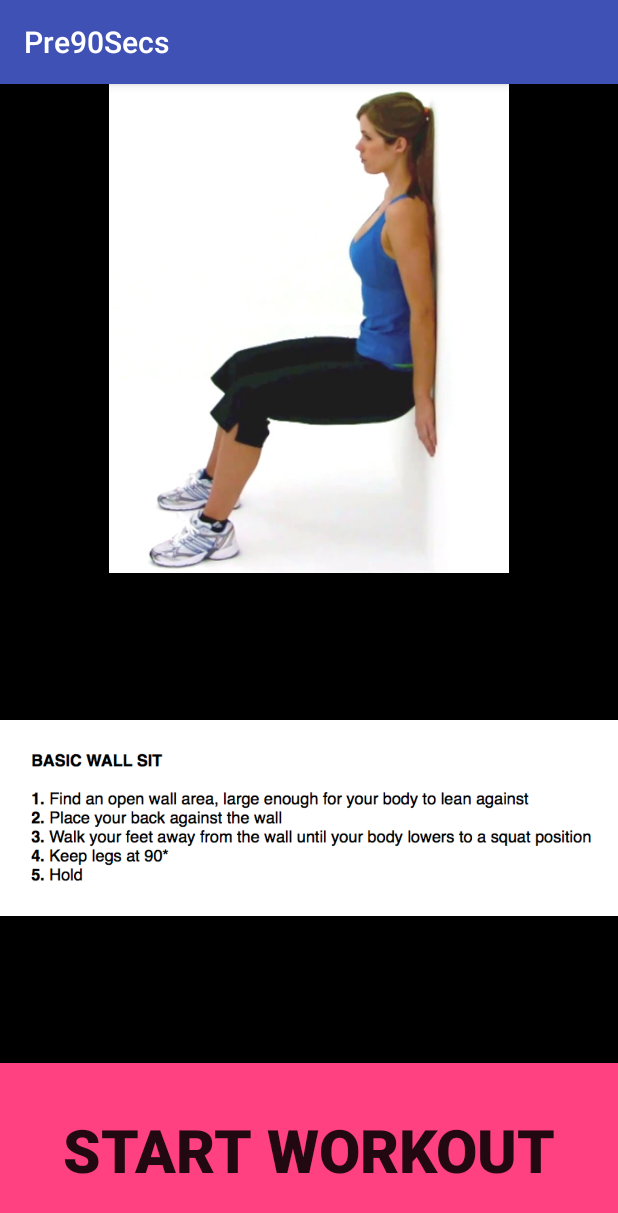
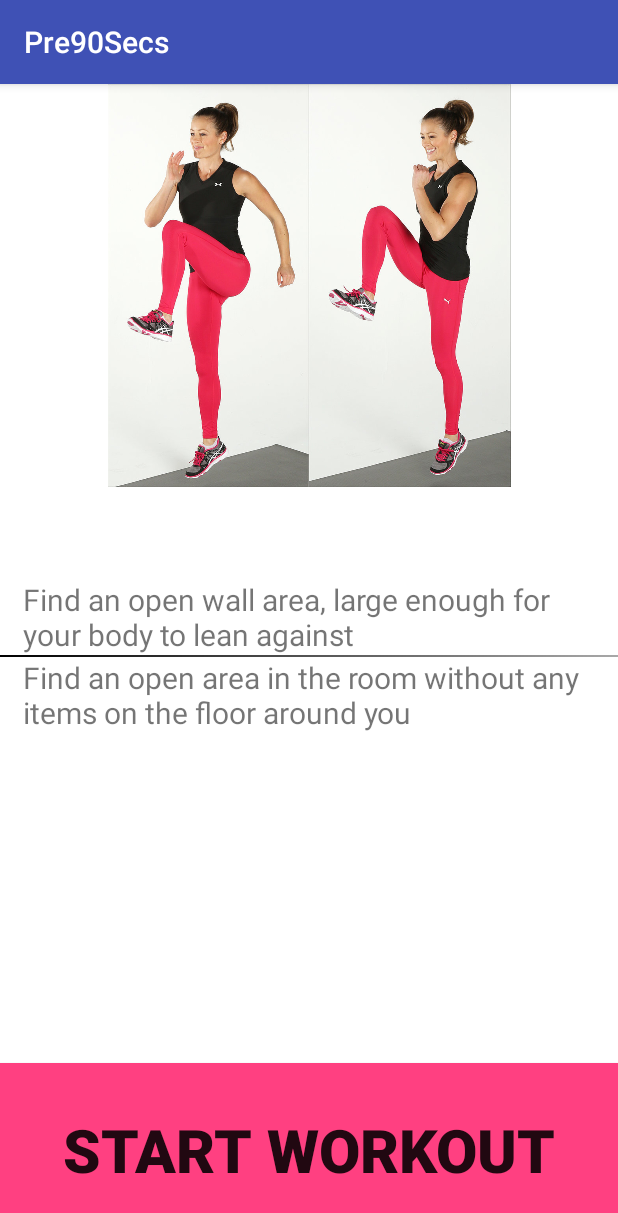
Before and after one commit to alliejc/pre90secs-android, an Android app: the screen it shows after launch (MainActivity), after a tap on "FETCH A WORKOUT", on a phone screen of 412 x 824 dp. Shown: the top 1213 px of the screen. Run offline under Robolectric (Android 15) with nearby library versions, the phone set to English and light mode, and no system bars; our stand-ins replace data binding.

Commit message:
adding GSON to JSON and RecyclerView Adapter

```diff
--- /dev/null
+++ b/app/src/main/java/com/allie/pre90secs/CustomRecyclerViewAdapter.java
@@ -0,0 +1,67 @@
+package com.allie.pre90secs;
+
+
+import android.content.Context;
+import android.support.v7.widget.RecyclerView;
+import android.view.LayoutInflater;
+import android.view.View;
+import android.view.ViewGroup;
+import android.widget.TextView;
+
+import com.allie.pre90secs.Data.ExerciseItem;
+
+import java.lang.reflect.Array;
+import java.util.ArrayList;
+import java.util.List;
+import java.util.Objects;
+
+public class CustomRecyclerViewAdapter extends RecyclerView.Adapter<CustomRecyclerViewAdapter.CustomViewHolder> {
+
+//    private List mList;
+    private List<ExerciseItem> mList;
+    private Array instructionList;
+    private Context mContext;
+
+    public CustomRecyclerViewAdapter(List list, Context context) {
+        this.mList = list;
+        this.mContext = context;
+    }
+
+    @Override
+    public CustomViewHolder onCreateViewHolder(ViewGroup parent, int viewType) {
+        mContext = parent.getContext();
+        LayoutInflater inflater = LayoutInflater.from(mContext);
+        View v = inflater.inflate(R.layout.recyclerview_item, parent, false);
+        CustomViewHolder holder = new CustomViewHolder(v);
+
+        return holder;
+    }
+
+    @Override
+    public void onBindViewHolder(CustomViewHolder holder, int position) {
+
+        int currentIndex = 0;
+
+        List instructionList = mList.get(position).getInstructions();
+        TextView instructionText = holder.instructionText;
+
+        instructionText.setText(instructionList.get(currentIndex).toString());
+        currentIndex++;
+    }
+
+    @Override
+    public int getItemCount() {
+        return mList.size();
+    }
+
+    public class CustomViewHolder extends RecyclerView.ViewHolder {
+
+        public TextView instructionText;
+
+        public CustomViewHolder(View itemView) {
+            super(itemView);
+
+            instructionText = (TextView) itemView.findViewById(R.id.instructionText);
+        }
+    }
+}
--- /dev/null
+++ b/app/src/main/java/com/allie/pre90secs/Data/ExerciseItem.java
@@ -0,0 +1,43 @@
+package com.allie.pre90secs.Data;
+
+import java.util.List;
+
+import com.google.gson.annotations.Expose;
+import com.google.gson.annotations.SerializedName;
+
+public class ExerciseItem {
+
+    @SerializedName("title")
+    @Expose
+    private String title;
+    @SerializedName("photo")
+    @Expose
+    private String photo;
+    @SerializedName("instructions")
+    @Expose
+    private List<String> instructions;
+
+    public String getTitle() {
+        return title;
+    }
+
+    public void setTitle(String title) {
+        this.title = title;
+    }
+
+    public String getPhoto() {
+        return photo;
+    }
+
+    public void setPhoto(String photo) {
+        this.photo = photo;
+    }
+
+    public List<String> getInstructions() {
+        return instructions;
+    }
+
+    public void setInstructions(List<String> instructions) {
+        this.instructions = instructions;
+    }
+}
--- a/app/src/main/java/com/allie/pre90secs/FetchWorkoutFragment.java
+++ b/app/src/main/java/com/allie/pre90secs/FetchWorkoutFragment.java
@@ -1,7 +1,6 @@
 package com.allie.pre90secs;
 
 import android.content.Context;
-import android.net.Uri;
 import android.os.Bundle;
 import android.support.annotation.Nullable;
 import android.support.v4.app.Fragment;
@@ -9,8 +8,6 @@ import android.view.LayoutInflater;
 import android.view.View;
 import android.view.ViewGroup;
 import android.widget.Button;
-import android.widget.ImageSwitcher;
-import android.widget.ImageView;
 
 public class FetchWorkoutFragment extends Fragment {
 
--- a/app/src/main/java/com/allie/pre90secs/MainActivity.java
+++ b/app/src/main/java/com/allie/pre90secs/MainActivity.java
@@ -1,12 +1,8 @@
 package com.allie.pre90secs;
 
 import android.support.v4.app.FragmentManager;
-import android.support.v4.app.FragmentTransaction;
 import android.support.v7.app.AppCompatActivity;
 import android.os.Bundle;
-import android.view.View;
-import android.widget.Button;
-import android.widget.Toast;
 
 
 public class MainActivity extends AppCompatActivity implements WorkoutFragment.OnWorkoutFragmentInteractionListener, FetchWorkoutFragment.OnFetchWorkoutFragmentInteractionListener {
--- /dev/null
+++ b/app/src/main/java/com/allie/pre90secs/RecyclerDivider.java
@@ -0,0 +1,52 @@
+package com.allie.pre90secs;
+
+import android.graphics.Canvas;
+import android.graphics.Rect;
+import android.graphics.drawable.Drawable;
+import android.support.v7.widget.RecyclerView;
+import android.view.View;
+
+
+public class RecyclerDivider extends RecyclerView.ItemDecoration {
+
+    private Drawable mDivider;
+
+    public RecyclerDivider(Drawable divider) {
+        mDivider = divider;
+    }
+
+    @Override
+    public void onDraw(Canvas c, RecyclerView parent, RecyclerView.State state) {
+        super.onDraw(c, parent, state);
+
+        int dividerLeft = parent.getPaddingLeft();
+        int dividerRight = parent.getWidth() - parent.getPaddingRight();
+        int childCount = parent.getChildCount();
+
+        for (int i = 0; i < childCount - 1; i++) {
+            View child = parent.getChildAt(i);
+
+            RecyclerView.LayoutParams params = (RecyclerView.LayoutParams) child.getLayoutParams();
+
+            int dividerTop = child.getBottom() + params.bottomMargin;
+            int dividerBottom = dividerTop + mDivider.getIntrinsicHeight();
+
+            mDivider.setBounds(dividerLeft, dividerTop, dividerRight, dividerBottom);
+            mDivider.draw(c);
+        }
+    }
+
+
+    @Override
+    public void getItemOffsets(Rect outRect, View view, RecyclerView parent, RecyclerView.State state) {
+        super.getItemOffsets(outRect, view, parent, state);
+
+        if (parent.getChildAdapterPosition(view) == 0) {
+            return;
+        }
+
+        outRect.top = mDivider.getIntrinsicHeight();
+    }
+
+
+}
--- a/app/src/main/java/com/allie/pre90secs/WorkoutFragment.java
+++ b/app/src/main/java/com/allie/pre90secs/WorkoutFragment.java
@@ -1,26 +1,55 @@
 package com.allie.pre90secs;
 
 import android.content.Context;
-import android.net.Uri;
+import android.graphics.drawable.Drawable;
 import android.os.Bundle;
 import android.os.Handler;
 import android.support.annotation.Nullable;
 import android.support.v4.app.Fragment;
+import android.support.v4.content.ContextCompat;
+import android.support.v7.widget.LinearLayoutManager;
+import android.support.v7.widget.RecyclerView;
+import android.util.Log;
 import android.view.LayoutInflater;
 import android.view.View;
 import android.view.ViewGroup;
 import android.widget.Button;
-import android.widget.ImageSwitcher;
 import android.widget.ImageView;
+import android.widget.TextView;
+
+import com.allie.pre90secs.Data.ExerciseItem;
+import com.google.gson.Gson;
+import com.google.gson.GsonBuilder;
+import com.google.gson.JsonObject;
+import com.google.gson.JsonParser;
+import com.google.gson.reflect.TypeToken;
+
+import org.json.JSONArray;
+import org.json.JSONException;
+import org.json.JSONObject;
+
+import java.io.IOException;
+import java.io.InputStream;
+import java.lang.reflect.Type;
+import java.util.ArrayList;
+import java.util.HashMap;
+import java.util.List;
+import java.util.Map;
+
+import static com.allie.pre90secs.R.attr.title;
 
 public class WorkoutFragment extends Fragment {
 
     private ImageView imageView;
-    private ImageView personImageView;
+    private TextView mTitle;
     private Button startButton;
     private Button workoutTimer;
     private Handler mTimerHandler = new Handler();
     private int mTotalTime = 0;
+    private RecyclerView mRecyclerView;
+    private CustomRecyclerViewAdapter mAdapter;
+    private List mList;
+    private LinearLayoutManager mLayoutManager;
 
     private OnWorkoutFragmentInteractionListener mListener;
 
@@ -44,14 +73,73 @@ public class WorkoutFragment extends Fragment {
         // Inflate the layout for this fragment
         View v = inflater.inflate(R.layout.fragment_workout, container, false);
 
-        imageView = (ImageView) v.findViewById(R.id.imageView);
-        personImageView = (ImageView) v.findViewById(R.id.personImageView);
-        imageView.setImageResource(R.drawable.sample_workout_image);
-        personImageView.setImageResource(R.drawable.wall_sit);
+        mTitle = (TextView) v.findViewById(R.id.title);
+        imageView = (ImageView) v.findViewById(R.id.workoutImage);
+        imageView.setImageResource(R.drawable.knee_high);
         startButton = (Button) v.findViewById(R.id.startButton);
         workoutTimer = (Button) v.findViewById(R.id.workoutTimer);
+        mRecyclerView = (RecyclerView) v.findViewById(R.id.recycler_view);
 
         return v;
+    }
+
+    @Override
+    public void onViewCreated(View view, @Nullable Bundle savedInstanceState) {
+        super.onViewCreated(view, savedInstanceState);
+
+        setupRecyclerView();
+
+        startButton.setOnClickListener(new View.OnClickListener() {
+            @Override
+            public void onClick(View v) {
+                startTimer();
+            }
+        });
+    }
+
+    private void setupRecyclerView() {
+        Drawable dividerDrawable = ContextCompat.getDrawable(getContext(), R.drawable.recycler_divider);
+        RecyclerView.ItemDecoration dividerItemDecoration = new RecyclerDivider(dividerDrawable);
+        mRecyclerView.addItemDecoration(dividerItemDecoration);
+
+        mList = loadJSONFromAsset();
+
+//        mTitle.setText("KNEE HIGH");
+//        mList.add(0, "Find an open area in the room without any items on the floor around you");
+//        mList.add(1, "Make sure the ceiling is high enough to jump without hitting");
+//        mList.add(2, "Jump, tucking each knee to your chest");
+//        mList.add(3, "Repeat");
+
+        mLayoutManager = new LinearLayoutManager(getContext(), LinearLayoutManager.VERTICAL, false);
+        mRecyclerView.setLayoutManager(mLayoutManager);
+        mRecyclerView.setHasFixedSize(true);
+
+        mAdapter = new CustomRecyclerViewAdapter(mList, getContext());
+
+        mRecyclerView.setAdapter(mAdapter);
+
+    }
+
+    public List loadJSONFromAsset() {
+        String json = null;
+        try {
+            InputStream is = getActivity().getAssets().open("ExerciseObject.json");
+            int size = is.available();
+            byte[] buffer = new byte[size];
+            is.read(buffer);
+            is.close();
+            json = new String(buffer, "UTF-8");
+        } catch (IOException ex) {
+            ex.printStackTrace();
+            return null;
+        }
+        Gson gson = new Gson();
+        Type type = new TypeToken<List<ExerciseItem>>(){}.getType();
+        List<ExerciseItem> exerciseItemList = gson.fromJson(json, type);
+        for (ExerciseItem exerciseItem : exerciseItemList){
+            Log.i("Workout Details", exerciseItem.getTitle() + "-" + exerciseItem.getPhoto());
+        }
+        return  exerciseItemList;
     }
 
     private void updateTimerUi() {
@@ -83,18 +171,6 @@ public class WorkoutFragment extends Fragment {
         mTimerHandler.removeCallbacks(timerRunnable);
     }
 
-    @Override
-    public void onViewCreated(View view, @Nullable Bundle savedInstanceState) {
-        super.onViewCreated(view, savedInstanceState);
-
-        startButton.setOnClickListener(new View.OnClickListener() {
-            @Override
-            public void onClick(View v) {
-                startTimer();
-            }
-        });
-    }
-
     private void startTimer() {
         workoutTimer.setVisibility(View.VISIBLE);
         startButton.setVisibility(View.GONE);
@@ -108,7 +184,7 @@ public class WorkoutFragment extends Fragment {
 
         resetTimerHandler();
 
-        backToFetchScreen(true);
+        backToFetchScreen(false);
     }
 
     public void backToFetchScreen(boolean loadWorkout) {
--- /dev/null
+++ b/app/src/main/res/drawable/recycler_divider.xml
@@ -0,0 +1,11 @@
+<?xml version="1.0" encoding="utf-8"?>
+
+<shape xmlns:android="http://schemas.android.com/apk/res/android">
+    <size android:height="1dip"/>
+    <gradient android:startColor="#a8a8a8"
+        android:centerColor="#545454"
+        android:endColor="#000000"
+        android:angle="180">
+    </gradient>
+
+</shape>
--- a/app/src/main/res/layout/fragment_workout.xml
+++ b/app/src/main/res/layout/fragment_workout.xml
@@ -3,7 +3,7 @@
     android:layout_width="match_parent"
     android:layout_height="match_parent"
     android:id="@+id/fragment_workout"
-    android:background="#000000"
+    android:background="#ffffff"
     tools:context="com.allie.pre90secs.WorkoutFragment">
 
   <LinearLayout
@@ -13,18 +13,28 @@
       android:weightSum="100">
 
       <ImageView
-          android:id="@+id/personImageView"
+          android:id="@+id/workoutImage"
           android:layout_width="match_parent"
           android:layout_height="0dp"
-          android:layout_weight="42.5">
-      </ImageView>
+          android:layout_weight="35"/>
 
-      <ImageView
-          android:id="@+id/imageView"
+      <TextView
+          android:id="@+id/title"
           android:layout_width="match_parent"
           android:layout_height="0dp"
-          android:layout_weight="42.5">
-      </ImageView>
+          android:layout_weight="8"
+          android:textSize="20sp"
+          android:textStyle="bold"
+          android:textAlignment="center"/>
+
+      <android.support.v7.widget.RecyclerView
+          android:id="@+id/recycler_view"
+          android:layout_width="match_parent"
+          android:layout_height="0dp"
+          android:fadeScrollbars="true"
+          android:scrollbars="vertical"
+          android:layout_weight="42">
+      </android.support.v7.widget.RecyclerView>
 
       <Button
           android:id="@+id/startButton"
--- /dev/null
+++ b/app/src/main/res/layout/recyclerview_item.xml
@@ -0,0 +1,20 @@
+<?xml version="1.0" encoding="utf-8"?>
+<layout xmlns:android="http://schemas.android.com/apk/res/android">
+
+    <LinearLayout
+        android:layout_width="match_parent"
+        android:layout_height="wrap_content"
+        android:orientation="vertical"
+        >
+
+        <TextView
+            android:id="@+id/instructionText"
+            android:layout_width="match_parent"
+            android:layout_height="match_parent"
+            android:gravity="center_vertical|center|start"
+            android:layout_marginEnd="15dp"
+            android:layout_marginStart="15dp"
+            android:textSize="20sp" />
+
+    </LinearLayout>
+</layout>
--- /dev/null
+++ b/app/src/main/res/layout/recyclerview_list.xml
@@ -0,0 +1,13 @@
+<FrameLayout xmlns:android="http://schemas.android.com/apk/res/android"
+    android:layout_width="match_parent"
+    android:layout_height="match_parent">
+
+    <android.support.v7.widget.RecyclerView
+        android:id="@+id/recycler_view"
+        android:layout_width="match_parent"
+        android:layout_height="match_parent"
+        android:fadeScrollbars="true"
+        android:scrollbars="vertical">
+    </android.support.v7.widget.RecyclerView>
+
+</FrameLayout>
--- a/build.gradle
+++ b/build.gradle
@@ -5,7 +5,7 @@ buildscript {
         jcenter()
     }
     dependencies {
-        classpath 'com.android.tools.build:gradle:2.3.0'
+        classpath 'com.android.tools.build:gradle:2.3.1'
 
         // NOTE: Do not place your application dependencies here; they belong
         // in the individual module build.gradle files
```
Also changed, not shown: app/build.gradle (+15 -2 lines), app/src/main/assets/ExerciseObject.json (added, +24 -0 lines), app/src/main/res/drawable/knee_high.jpg (added).
